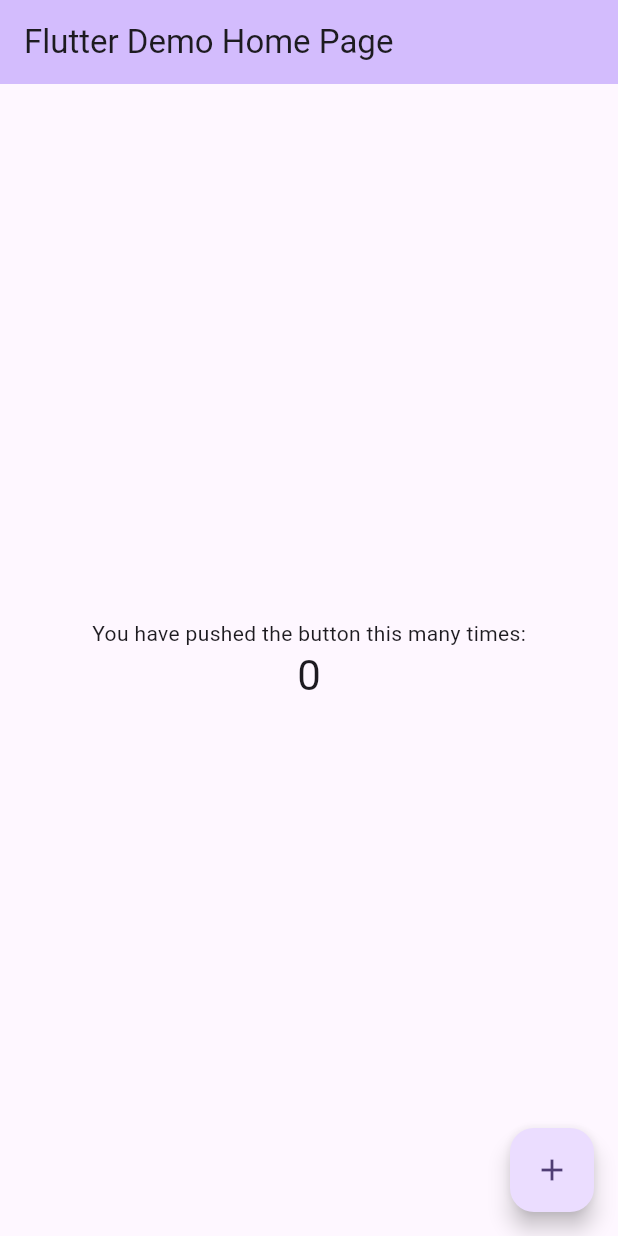
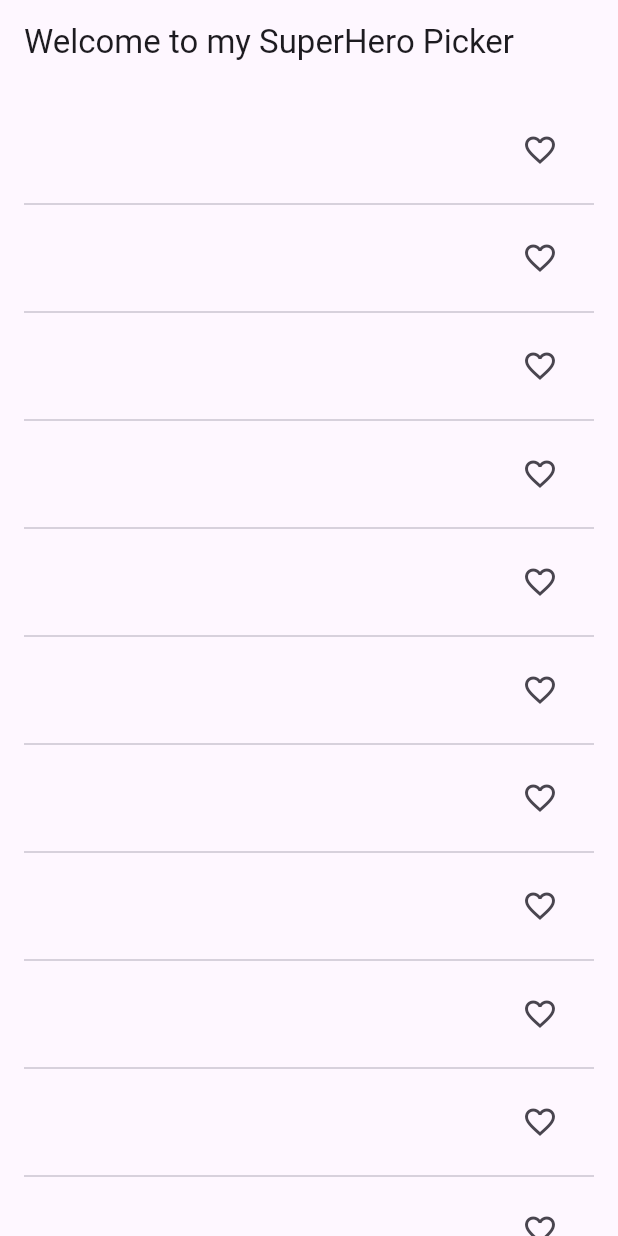
Before and after one commit to Pflipper55/CoffeeNote, a Flutter app: the screen it shows after launch, on a phone screen of 412 x 824 dp. Run offline on Flutter 3.47's test engine with Material 3 defaults, Android fonts, the light colour scheme and no system bars; missing offline and left inert: super_hero_v2.

Commit message:
SuperHero ColumnLayout

```diff
--- a/coffee_note/lib/main.dart
+++ b/coffee_note/lib/main.dart
@@ -1,125 +1,106 @@
 import 'package:flutter/material.dart';
+import 'package:super_hero_v2/super_hero_v2.dart';
 
-void main() {
-  runApp(const MyApp());
-}
+void main() => runApp(MyApp());
 
 class MyApp extends StatelessWidget {
-  const MyApp({super.key});
-
-  // This widget is the root of your application.
   @override
   Widget build(BuildContext context) {
     return MaterialApp(
-      title: 'Flutter Demo',
-      theme: ThemeData(
-        // This is the theme of your application.
-        //
-        // TRY THIS: Try running your application with "flutter run". You'll see
-        // the application has a purple toolbar. Then, without quitting the app,
-        // try changing the seedColor in the colorScheme below to Colors.green
-        // and then invoke "hot reload" (save your changes or press the "hot
-        // reload" button in a Flutter-supported IDE, or press "r" if you used
-        // the command line to start the app).
-        //
-        // Notice that the counter didn't reset back to zero; the application
-        // state is not lost during the reload. To reset the state, use hot
-        // restart instead.
-        //
-        // This works for code too, not just values: Most code changes can be
-        // tested with just a hot reload.
-        colorScheme: ColorScheme.fromSeed(seedColor: Colors.deepPurple),
-        useMaterial3: true,
-      ),
-      home: const MyHomePage(title: 'Flutter Demo Home Page'),
+      title: "My SuperHero Picker",
+      home: SuperHeroNameGenerator(),
     );
   }
 }
 
-class MyHomePage extends StatefulWidget {
-  const MyHomePage({super.key, required this.title});
-
-  // This widget is the home page of your application. It is stateful, meaning
-  // that it has a State object (defined below) that contains fields that affect
-  // how it looks.
-
-  // This class is the configuration for the state. It holds the values (in this
-  // case the title) provided by the parent (in this case the App widget) and
-  // used by the build method of the State. Fields in a Widget subclass are
-  // always marked "final".
-
-  final String title;
-
+class SuperHeroNameGenerator extends StatefulWidget {
   @override
-  State<MyHomePage> createState() => _MyHomePageState();
+  State<StatefulWidget> createState() => _SuperHeroName();
 }
 
-class _MyHomePageState extends State<MyHomePage> {
-  int _counter = 0;
+class _SuperHeroName extends State<SuperHeroNameGenerator>{
+  final _superHeroNames = <String>[]; // String list
+  final _hearted = <String>{};
 
-  void _incrementCounter() {
-    setState(() {
-      // This call to setState tells the Flutter framework that something has
-      // changed in this State, which causes it to rerun the build method below
-      // so that the display can reflect the updated values. If we changed
-      // _counter without calling setState(), then the build method would not be
-      // called again, and so nothing would appear to happen.
-      _counter++;
-    });
-  }
 
   @override
   Widget build(BuildContext context) {
-    // This method is rerun every time setState is called, for instance as done
-    // by the _incrementCounter method above.
-    //
-    // The Flutter framework has been optimized to make rerunning build methods
-    // fast, so that you can just rebuild anything that needs updating rather
-    // than having to individually change instances of widgets.
     return Scaffold(
         appBar: AppBar(
-        // TRY THIS: Try changing the color here to a specific color (to
-        // Colors.amber, perhaps?) and trigger a hot reload to see the AppBar
-        // change color while the other colors stay the same.
-        backgroundColor: Theme.of(context).colorScheme.inversePrimary,
-        // Here we take the value from the MyHomePage object that was created by
-        // the App.build method, and use it to set our appbar title.
-        title: Text(widget.title),
+          title: Text("Welcome to my SuperHero Picker"),
         ),
         body: Center(
-        // Center is a layout widget. It takes a single child and positions it
-        // in the middle of the parent.
-        child: Column(
-          // Column is also a layout widget. It takes a list of children and
-          // arranges them vertically. By default, it sizes itself to fit its
-          // children horizontally, and tries to be as tall as its parent.
-          //
-          // Column has various properties to control how it sizes itself and
-          // how it positions its children. Here we use mainAxisAlignment to
-          // center the children vertically; the main axis here is the vertical
-          // axis because Columns are vertical (the cross axis would be
-          // horizontal).
-          //
-          // TRY THIS: Invoke "debug painting" (choose the "Toggle Debug Paint"
-          // action in the IDE, or press "p" in the console), to see the
-          // wireframe for each widget.
-          mainAxisAlignment: MainAxisAlignment.center,
-          children: <Widget>[
-            const Text(
-              'You have pushed the button this many times:',
+          child: _buildBody(),
         ),
-            Text(
-              '$_counter',
-              style: Theme.of(context).textTheme.headlineMedium,
+      );
+  }
+
+  Widget _buildBody() {
+    return ListView.builder(
+      padding: EdgeInsets.all(16),
+      itemBuilder: (context , i) {
+        if(i.isOdd){
+          return Divider();
+        }
+        if(i ~/ 2 >= _superHeroNames.length){
+          _superHeroNames.addAll(_generateSuperHeroNames());
+        }
+        return _buildRow(_superHeroNames[i ~/ 2]);
+      }
+    );
+  }
+
+  Iterable<String> _generateSuperHeroNames() {
+    List<String> myNames = List.empty(growable: true);
+    for(int i = 0; i < 10; i++){
+      myNames.add(SuperHero.random());
+    }
+    return myNames;
+  }
+
+  Widget _buildRow(String superHeroName) {
+    final _markedFav = _hearted.contains(superHeroName);
+    return ListTile(
+      title: Text(superHeroName),
+      trailing: Icon(
+        _markedFav ? Icons.favorite : Icons.favorite_border,
+        color: _markedFav ? Colors.red : null,
       ),
+      onTap: () {
+        setState(() {
+          _markedFav ? _hearted.remove(superHeroName) : _hearted.add(superHeroName);
+        });
+      },
+      onLongPress: () => _pushExample(superHeroName),
+    );
+  }
+
+  void _pushExample(String superHeroName) {
+    Navigator.of(context).push(
+      MaterialPageRoute<void>(builder: (context) {
+        final _superHeroName = superHeroName;
+        return Scaffold(
+          appBar: AppBar(
+            title: Text(_superHeroName),
+          ),
+          body: Column(
+            mainAxisAlignment: MainAxisAlignment.spaceEvenly,
+            children: [
+              Row(
+                mainAxisAlignment: MainAxisAlignment.spaceEvenly,
+                children: [
+                  Image.network('https://picsum.photos/100'),
+                  Image.network('https://picsum.photos/100'),
+                  Image.network('https://picsum.photos/100'),
+                  Image.network('https://picsum.photos/100'),
+                  Image.network('https://picsum.photos/100'),
                 ],
               ),
+              Text(_superHeroName)
+            ] // children
           ),
-      floatingActionButton: FloatingActionButton(
-        onPressed: _incrementCounter,
-        tooltip: 'Increment',
-        child: const Icon(Icons.add),
-      ), // This trailing comma makes auto-formatting nicer for build methods.
+        );
+      }),
     );
   }
 }
```
Also changed, not shown: coffee_note/pubspec.yaml (+1 -24 lines), coffee_note/pubspec.lock. Lines whose indentation alone changed are shown as unchanged.
